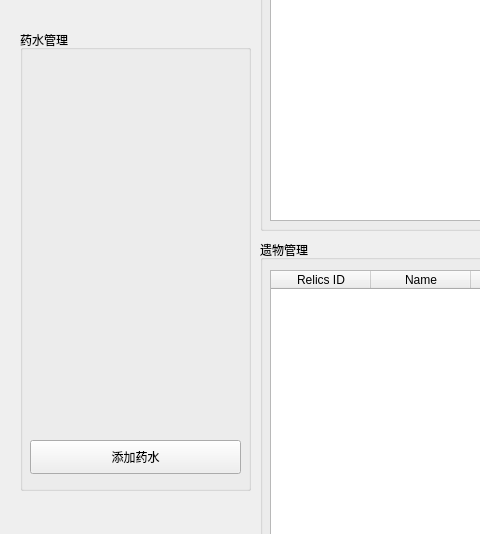
First picture: the form in src/ui_MyWindow.ui, repository nyChers/GodSlayTheSpire, before the edit; both pictures show x 0 to 480 and y 200 to 734 of the 1104 by 849 pixel window.
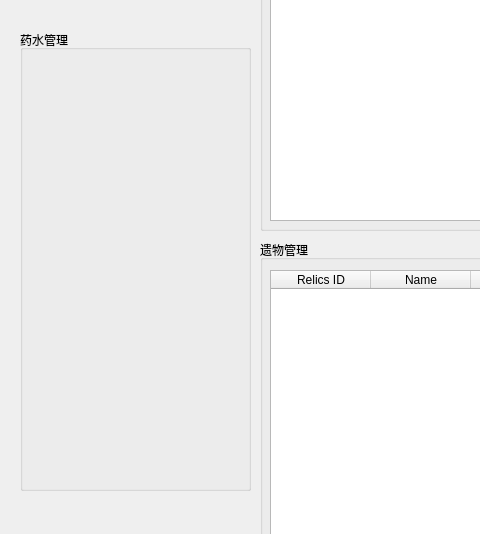
Second picture: the form after the edit. Icons and pictures are not drawn.

What changed in the file:
```diff
--- a/src/ui_MyWindow.ui
+++ b/src/ui_MyWindow.ui
@@ -296,7 +296,7 @@
       <x>10</x>
       <y>30</y>
       <width>211</width>
-      <height>361</height>
+      <height>411</height>
      </rect>
     </property>
     <layout class="QVBoxLayout" name="verticalLayout">
@@ -337,19 +337,6 @@
      </item>
     </layout>
    </widget>
-   <widget class="QPushButton" name="add_potion">
-    <property name="geometry">
-     <rect>
-      <x>10</x>
-      <y>410</y>
-      <width>211</width>
-      <height>34</height>
-     </rect>
-    </property>
-    <property name="text">
-     <string>添加药水</string>
-    </property>
-   </widget>
   </widget>
   <widget class="QGroupBox" name="groupBox_3">
    <property name="geometry">
```
Left out of the diff: 15 changed lines with no effect on the pictures.
